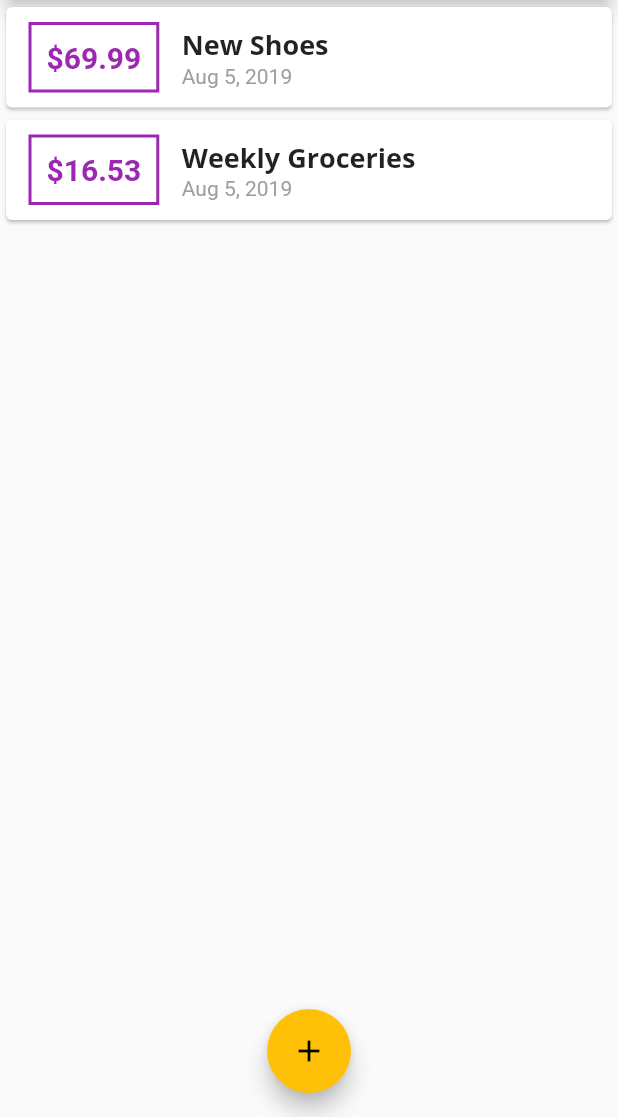
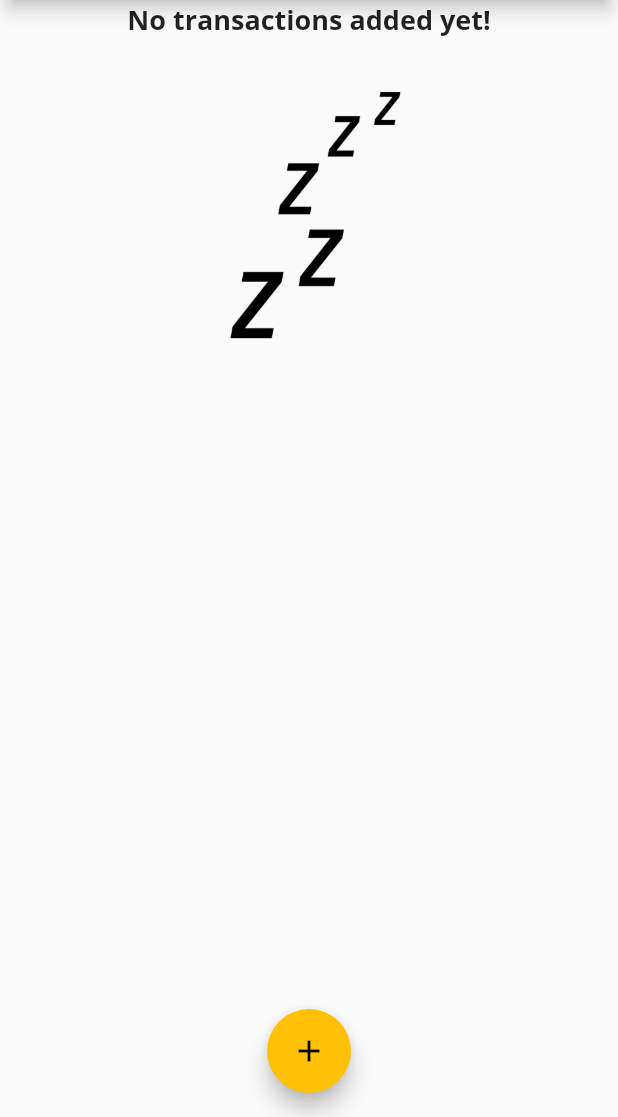
Before and after one commit to David1582/MaxFlutter, a Flutter app: the screen it shows after launch, on a phone screen of 412 x 824 dp, the part 119-1236 px from its top. Run offline on Flutter 3.47's test engine with Material 2 defaults, Android fonts, the phone set to English and light mode, and no system bars.

```diff
--- a/expenseapp/lib/main.dart
+++ b/expenseapp/lib/main.dart
@@ -45,18 +45,18 @@ class MyHomePage extends StatefulWidget {
 
 class _MyHomePageState extends State<MyHomePage> {
   final List<Transaction> _userTransactions = [
-    Transaction(
-      id: 't1',
-      title: 'New Shoes',
-      amount: 69.99,
-      date: DateTime.now(),
-    ),
-    Transaction(
-      id: 't2',
-      title: 'Weekly Groceries',
-      amount: 16.53,
-      date: DateTime.now(),
-    ),
+    // Transaction(
+    //   id: 't1',
+    //   title: 'New Shoes',
+    //   amount: 69.99,
+    //   date: DateTime.now(),
+    // ),
+    // Transaction(
+    //   id: 't2',
+    //   title: 'Weekly Groceries',
+    //   amount: 16.53,
+    //   date: DateTime.now(),
+    // ),
   ];
 
   void _addNewTransaction(String txTitle, double txAmount) {
--- /dev/null
+++ b/expenseapp/lib/widgets/chart.dart
@@ -0,0 +1,19 @@
+import 'package:flutter/material.dart';
+
+class Chart extends StatelessWidget {
+  List<Map<String, Object>> get groupedTransactionValues {
+    return List.generate(7, (index) {});
+  }
+
+
+  @override
+  Widget build(BuildContext context) {
+    return Card(
+      elevation: 6,
+      margin: EdgeInsets.all(20),
+      child: Row(
+        children: <Widget>[],
+      ),
+    );
+  }
+}
--- a/expenseapp/lib/widgets/transaction_list.dart
+++ b/expenseapp/lib/widgets/transaction_list.dart
@@ -11,7 +11,25 @@ class TransactionList extends StatelessWidget {
   Widget build(BuildContext context) {
     return Container(
       height: 300,
-      child: ListView.builder(
+      child: transactions.isEmpty
+          ? Column(
+              children: <Widget>[
+                Text(
+                  'No transactions added yet!',
+                  style: Theme.of(context).textTheme.title,
+                ),
+                SizedBox(
+                  height: 20,
+                ),
+                Container(
+                    height: 200,
+                    child: Image.asset(
+                      'assets/images/Z.png',
+                      fit: BoxFit.cover,
+                    ))
+              ],
+            )
+          : ListView.builder(
               itemBuilder: (ctx, index) {
                 return Card(
                   child: Row(
--- a/expenseapp/pubspec.yaml
+++ b/expenseapp/pubspec.yaml
@@ -43,9 +43,8 @@ flutter:
   uses-material-design: true
 
   # To add assets to your application, add an assets section, like this:
-  # assets:
-  #  - images/a_dot_burr.jpeg
-  #  - images/a_dot_ham.jpeg
+  assets:
+   - assets/images/Z.png
 
   # An image asset can refer to one or more resolution-specific "variants", see
   # https://flutter.dev/assets-and-images/#resolution-aware.
```
Also changed, not shown: expenseapp/assets/images/Z.png (added). Lines whose indentation alone changed are shown as unchanged.
